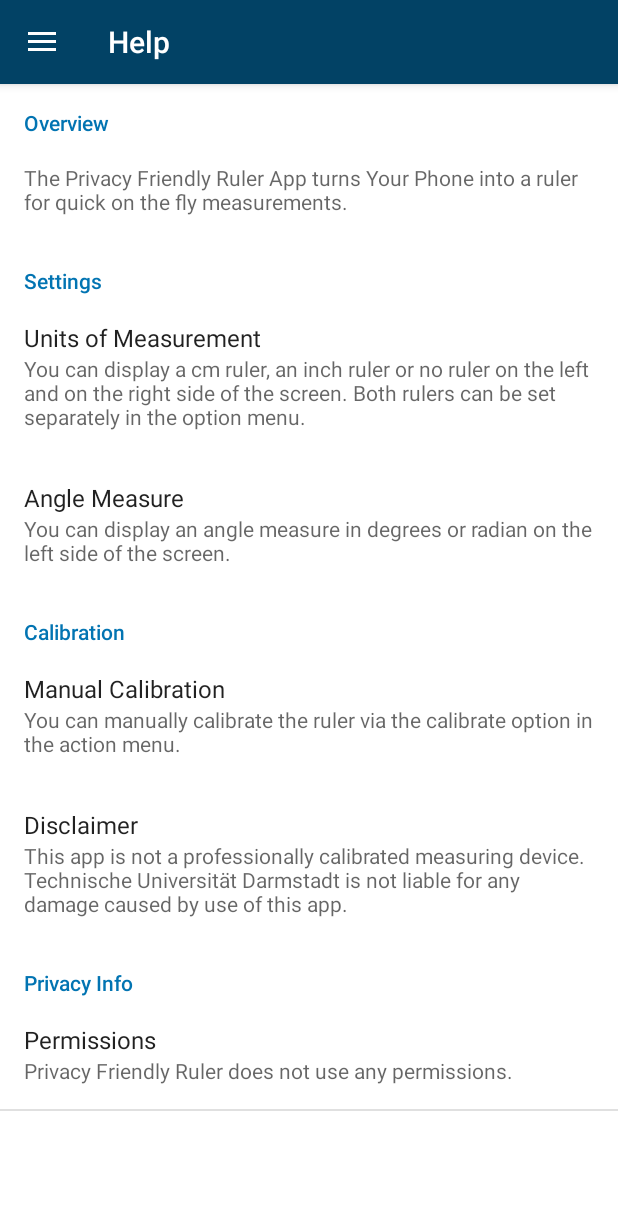
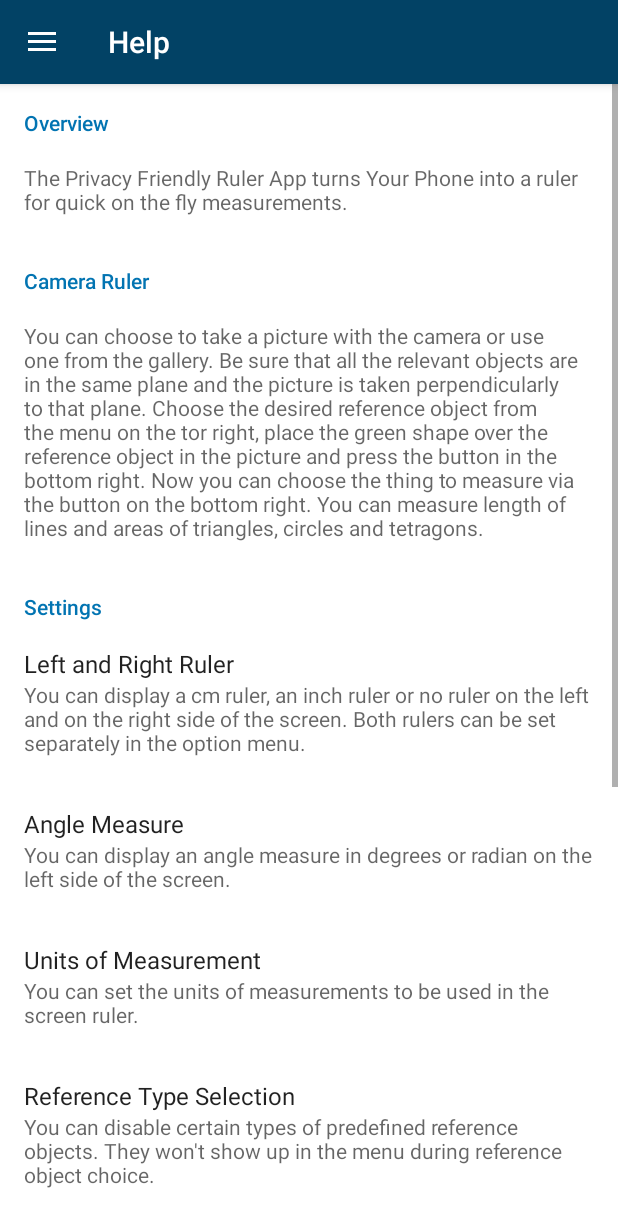
Before and after one commit to SecUSo/privacy-friendly-tape-measure, an Android app: the HelpActivity screen opened directly, with no data from a screen before it, on a phone screen of 412 x 824 dp. Shown: the top 1227 px of the screen. Run offline under Robolectric (Android 15) with nearby library versions, the phone set to English and light mode, and no system bars.

Commit message:
Settings and Help updated. Removed setting related to automatic circle detection. Added help texts about the camera ruler functionality and the settings associated with it.

```diff
--- a/app/src/main/res/values/strings.xml
+++ b/app/src/main/res/values/strings.xml
@@ -57,11 +57,14 @@
     <string name="help_permissions_heading">Permissions</string>
     <string name="help_permissions_description">Privacy Friendly Ruler does not use any permissions.</string>
     <string name="help_category_options">Settings</string>
-    <string name="help_units">Units of Measurement</string>
+    <string name="help_units">Left and Right Ruler</string>
     <string name="pref_units_summary">You can display a cm ruler, an inch ruler or no ruler on the left and on the right side of the screen. Both rulers can be set separately in the option menu.</string>
     <string name="help_angles">Angle Measure</string>
     <string name="pref_angles_summary">You can display an angle measure in degrees or radian on the left side of the screen.</string>
     <string name="help_intro">The Privacy Friendly Ruler App turns Your Phone into a ruler for quick on the fly measurements.</string>
+    <string name="help_camera_ruler_heading">Camera Ruler</string>
+    <string name="help_camera_ruler">You can choose to take a picture with the camera or use one from the gallery. Be sure that all the relevant objects are in the same plane and the picture is taken perpendicularly to that plane. Choose the desired reference object from the menu on the tor right, place the green shape over the reference object in the picture and press the button in the bottom right. Now you can choose the thing to measure via the button on the bottom right. You can measure length of lines and areas of triangles, circles and tetragons.</string>
+
 
     <!--###ABOUT###-->
     <string name="about">About</string>
@@ -121,18 +124,23 @@
     <string name="disclaimer_check_toast">Please check that you have read the disclaimer.</string>
 
     <!-- ### TUTORIAL SCREEN ### -->
-    <string name="slide1_heading">Placeholder Heading 1</string>
-    <string name="slide1_text">Lorem ipsum dolor sit amet, consectetur adipiscing elit. Pellentesque ac eros at dui dignissim faucibus. Nunc cursus nisl vel vestibulum laoreet. Nunc iaculis felis enim, sit amet vulputate augue viverra a. Sed ultrices sem non elementum aliquet. Praesent tincidunt tempus blandit.</string>
+    <string name="slide1_heading">Welcome</string>
+    <string name="slide1_text">With Privacy Friendly Camera Ruler you can measure objects larger than your phone by taking a picture of them together with a reference object of known size, like a coin.</string>
 
-    <string name="slide2_heading">Placeholder Heading 2</string>
-    <string name="slide2_text">Morbi dolor ex, sollicitudin sed vehicula eu, luctus quis massa. Phasellus libero ante, molestie at pellentesque ac, cursus a neque. Vestibulum nec placerat sem. Aenean interdum ligula a placerat euismod. Pellentesque lacinia facilisis turpis sit amet laoreet. Vivamus congue ligula a vulputate auctor. </string>
+    <string name="slide2_heading">How to measure</string>
+    <string name="slide2_text">You can choose to take a picture with the camera or use one from the gallery. Be sure that all the relevant objects are in the same plane and the picture is taken perpendicularly to that plane.</string>
 
-    <string name="slide3_heading">Placeholder Heading 3</string>
-    <string name="slide3_text">Etiam pulvinar hendrerit velit et sagittis. Integer maximus risus eget tincidunt consectetur. Nunc interdum, enim quis posuere ornare, neque magna dictum justo, sed maximus enim orci eu lacus. Maecenas blandit eleifend neque, non suscipit diam porttitor venenatis. Nam vel dui nec dolor dignissim vestibulum.</string>
+    <string name="slide3_heading">How to measure</string>
+    <string name="slide3_text">Choose the desired reference object from the menu on the tor right, place the green shape over the reference object in the picture and press the button in the bottom right. Now you can choose the thing to measure via the button on the bottom right. You can measure length of lines and areas of triangles, circles and tetragons.</string>
 
     <string name="next">Next</string>
     <string name="skip">Skip</string>
     <string name="okay">Okay</string>
     <string name="view_help">View Help</string>
-
+    <string name="help_uom">Units of Measurement</string>
+    <string name="help_ref_types">Reference Type Selection</string>
+    <string name="help_ref_editor">Edit user defined references</string>
+    <string name="pref_uom_summary">You can set the units of measurements to be used in the screen ruler.</string>
+    <string name="pref_ref_types_summary">You can disable certain types of predefined reference objects. They won\'t show up in the menu during reference object choice.</string>
+    <string name="pref_ref_editor_summary">Here you can define and manage user defined reference objects (up to 10).</string>
 </resources>
--- a/app/src/main/res/xml/help.xml
+++ b/app/src/main/res/xml/help.xml
@@ -9,12 +9,29 @@
             android:summary="@string/help_intro"/>
     </PreferenceCategory>
 
+    <PreferenceCategory android:title="@string/help_camera_ruler_heading">
+        <Preference
+            android:selectable="false"
+            android:persistent="false"
+            android:title=""
+            android:summary="@string/help_camera_ruler"/>
+    </PreferenceCategory>
+
     <PreferenceCategory android:title="@string/help_category_options">
         <Preference android:title="@string/help_units"
             android:summary="@string/pref_units_summary"
             android:selectable="false"/>
         <Preference android:title="@string/help_angles"
             android:summary="@string/pref_angles_summary"
+            android:selectable="false"/>
+        <Preference android:title="@string/help_uom"
+            android:summary="@string/pref_uom_summary"
+            android:selectable="false"/>
+        <Preference android:title="@string/help_ref_types"
+            android:summary="@string/pref_ref_types_summary"
+            android:selectable="false"/>
+        <Preference android:title="@string/help_ref_editor"
+            android:summary="@string/pref_ref_editor_summary"
             android:selectable="false"/>
     </PreferenceCategory>
 
```
Also changed, not shown: app/src/main/res/xml/pref_general.xml (+4 -4 lines), 2 other files.
